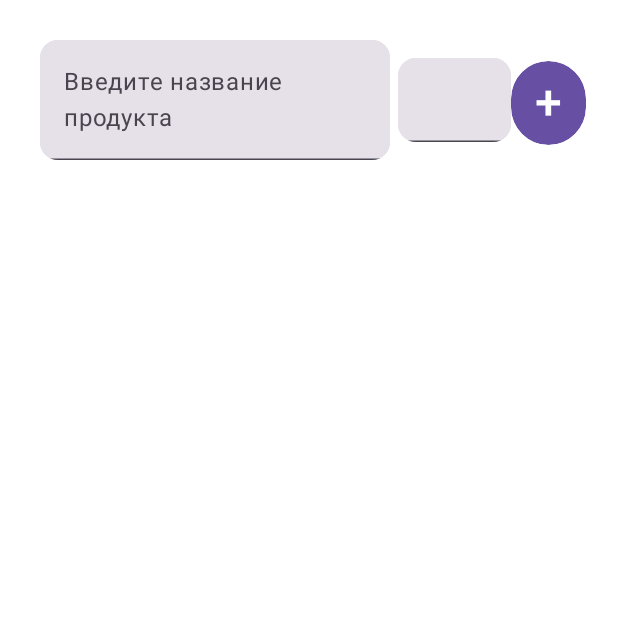
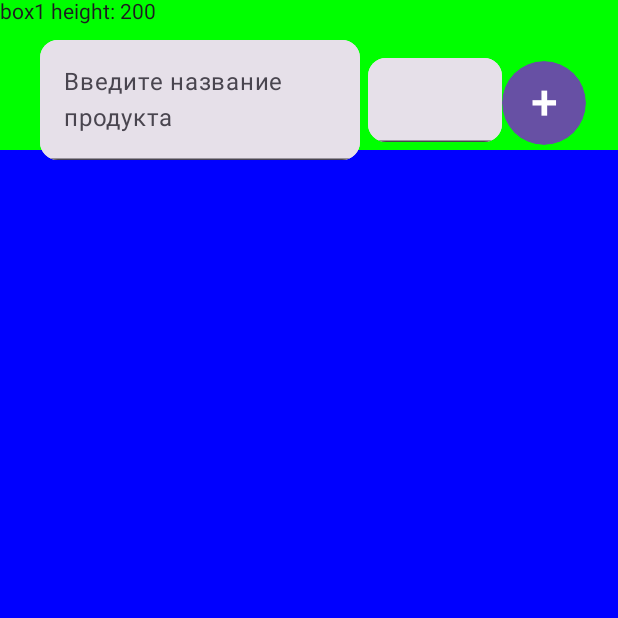
Before and after one commit to AndreyKan86/CaloriesApp, an Android app built with Jetpack Compose: the screen it shows after launch (MainActivity), on a phone screen of 412 x 824 dp, the top half of it. Run offline under Robolectric (Android 15) with nearby library versions, the phone set to English and light mode, and no system bars; our stand-ins replace Room's generated code, constraintlayout-compose.

Commit message:
Начало работы над дизайном

```diff
--- a/app/build.gradle.kts
+++ b/app/build.gradle.kts
@@ -54,6 +54,7 @@ dependencies {
     kapt("androidx.room:room-compiler:2.5.2")
     implementation("androidx.navigation:navigation-compose:2.7.7")
     implementation("androidx.compose.material3:material3:1.1.0")
+    implementation("androidx.constraintlayout:constraintlayout-compose:1.0.1")
     implementation(libs.androidx.core.ktx)
     implementation(libs.androidx.lifecycle.runtime.ktx)
     implementation(libs.androidx.activity.compose)
--- a/app/src/main/java/com/example/caloriesapp/ui/composable/AllScreen.kt
+++ b/app/src/main/java/com/example/caloriesapp/ui/composable/AllScreen.kt
@@ -3,17 +3,20 @@ package com.example.caloriesapp.ui.composable
 import androidx.compose.foundation.background
 import androidx.compose.foundation.layout.Box
 import androidx.compose.foundation.layout.fillMaxSize
-import androidx.compose.foundation.layout.fillMaxWidth
-import androidx.compose.foundation.layout.height
-import androidx.compose.foundation.layout.padding
-import androidx.compose.material3.HorizontalDivider
 import androidx.compose.material3.Text
 import androidx.compose.runtime.Composable
+import androidx.compose.runtime.getValue
+import androidx.compose.runtime.mutableStateOf
+import androidx.compose.runtime.remember
+import androidx.compose.runtime.setValue
 import androidx.compose.ui.Alignment
-import androidx.compose.ui.Alignment.Companion.TopCenter
 import androidx.compose.ui.Modifier
 import androidx.compose.ui.graphics.Color
+import androidx.compose.ui.layout.onGloballyPositioned
+import androidx.compose.ui.platform.LocalDensity
 import androidx.compose.ui.unit.dp
+import androidx.compose.ui.zIndex
+import androidx.constraintlayout.compose.ConstraintLayout
 import androidx.lifecycle.viewmodel.compose.viewModel
 import com.example.caloriesapp.viewmodel.AppViewModel
 
@@ -21,23 +24,47 @@ import com.example.caloriesapp.viewmodel.AppViewModel
 @Composable
 fun SplitScreen() {
     val firstViewModel: AppViewModel = viewModel()
-    Box(
-        modifier = Modifier.fillMaxSize()
-            .background(Color.Green)
+    ConstraintLayout( modifier = Modifier.background(Color.Green)
     ) {
-        Box(modifier = Modifier.fillMaxSize()
-            .background(Color.White),
-            contentAlignment = Alignment.Center
+
+        val (box1, box2) = createRefs()
+
+        var box1Height by remember { mutableStateOf(0) }
+        val density = LocalDensity.current
+
+        Box( modifier = Modifier
+            .constrainAs(box1) {
+                top.linkTo(parent.top)
+                start.linkTo(parent.start)
+                end.linkTo(parent.end)
+            }
+            .onGloballyPositioned { coordinates ->
+                box1Height = with(density) { coordinates.size.height }
+            }
+            .zIndex(1f)
+        )
+        {
+            ProductSearchScreen(viewModel = firstViewModel)
+            Text(text = "box1 height: $box1Height")
+        }
+
+        Box(modifier = Modifier
+            .fillMaxSize()
+            .background(Color.Blue)
+            .constrainAs(box2) {
+                top.linkTo(parent.top, margin = box1Height.dp)
+                bottom.linkTo(parent.bottom)
+                start.linkTo(parent.start)
+                end.linkTo(parent.end)
+            }
+            .zIndex(0f),
+            contentAlignment = Alignment.TopCenter
 
         )
         {
             SavedProductsScreen(viewModel = firstViewModel)
         }
 
-        Box(
-        )
-        {
-            ProductSearchScreen(viewModel = firstViewModel)
-        }
+
     }
 }
--- a/app/src/main/java/com/example/caloriesapp/ui/composable/ProductSearchScreen.kt
+++ b/app/src/main/java/com/example/caloriesapp/ui/composable/ProductSearchScreen.kt
@@ -7,11 +7,13 @@ import com.example.caloriesapp.data.model.Product
 import androidx.compose.foundation.layout.Column
 import androidx.compose.foundation.layout.IntrinsicSize
 import androidx.compose.foundation.layout.Row
+import androidx.compose.foundation.layout.fillMaxHeight
 import androidx.compose.foundation.layout.fillMaxSize
 import androidx.compose.foundation.layout.fillMaxWidth
 import androidx.compose.foundation.layout.height
 import androidx.compose.foundation.layout.padding
 import androidx.compose.foundation.layout.size
+import androidx.compose.foundation.layout.width
 import androidx.compose.foundation.lazy.LazyColumn
 import androidx.compose.foundation.lazy.items
 import androidx.compose.foundation.shape.CircleShape
@@ -62,7 +64,6 @@ fun ProductSearchScreen(viewModel: AppViewModel) {
 
     Column(
         modifier = Modifier
-            .fillMaxSize()
             .padding(16.dp)
     ) {
         SearchBar(viewModel, focusManager, focusRequester)
@@ -96,7 +97,6 @@ private fun ProductSnackbar(
     if (showSnackbar) {
         Box(
             modifier = Modifier
-                .fillMaxSize()
                 .padding(16.dp),
             contentAlignment = Alignment.BottomCenter
         ) {
@@ -118,12 +118,12 @@ private fun ProductSnackbar(
 
 //Функция выпадающего списка продуктов
 @Composable
-private fun ProductList(
+fun ProductList(
     products: List<Product>,
     onProductClick: (Product) -> Unit
 ) {
     if (products.isNotEmpty()) {
-        Box(modifier = Modifier.fillMaxSize()) {
+        Box() {
             LazyColumn(
                 modifier = Modifier
                     .zIndex(1f)
@@ -167,14 +167,24 @@ fun SearchBar(viewModel: AppViewModel, focusManager: FocusManager, focusRequeste
         Row(
             modifier = Modifier
                 .fillMaxWidth()
-                .padding(5.dp),
-                //.height(IntrinsicSize.Min),
+                .padding(5.dp)
+                .height(IntrinsicSize.Min),
             verticalAlignment = Alignment.CenterVertically,
-            horizontalArrangement = Arrangement.Start
+            horizontalArrangement = Arrangement.SpaceBetween
+            //horizontalArrangement = Arrangement.Start
         ) {
-            searchBox(viewModel, focusManager)
-            weightProduct(viewModel, focusManager, focusRequester)
-            addButton(viewModel, focusManager)
+            Box(modifier = Modifier.weight(3f))
+            {
+                searchBox(viewModel, focusManager)
+            }
+            Box(modifier = Modifier.weight(1.2f))
+            {
+                weightProduct(viewModel, focusManager, focusRequester)
+            }
+            Box(modifier = Modifier.width(56.dp))
+            {
+                addButton(viewModel, focusManager)
+            }
         }
     }
 }
@@ -192,7 +202,7 @@ fun searchBox(viewModel: AppViewModel, focusManager: FocusManager) {
                     viewModel.updateSearchQuery(newQuery)
                 },
                 label = { Text("Введите название продукта") },
-                modifier = Modifier.fillMaxWidth(0.65f)
+                //modifier = Modifier.fillMaxWidth(0.65f)
             )
         }
     }
@@ -208,7 +218,7 @@ fun weightProduct(viewModel: AppViewModel, focusManager: FocusManager, focusRequ
             onValueChange = { viewModel.updateWeightProduct(it) },
             keyboardOptions = KeyboardOptions(keyboardType = KeyboardType.Number),
             modifier = Modifier
-                .fillMaxWidth(0.6f)
+                //.fillMaxWidth(0.6f)
                 .focusRequester(focusRequester),
             singleLine = true
         )
```
Also changed, not shown: 2 other files.
